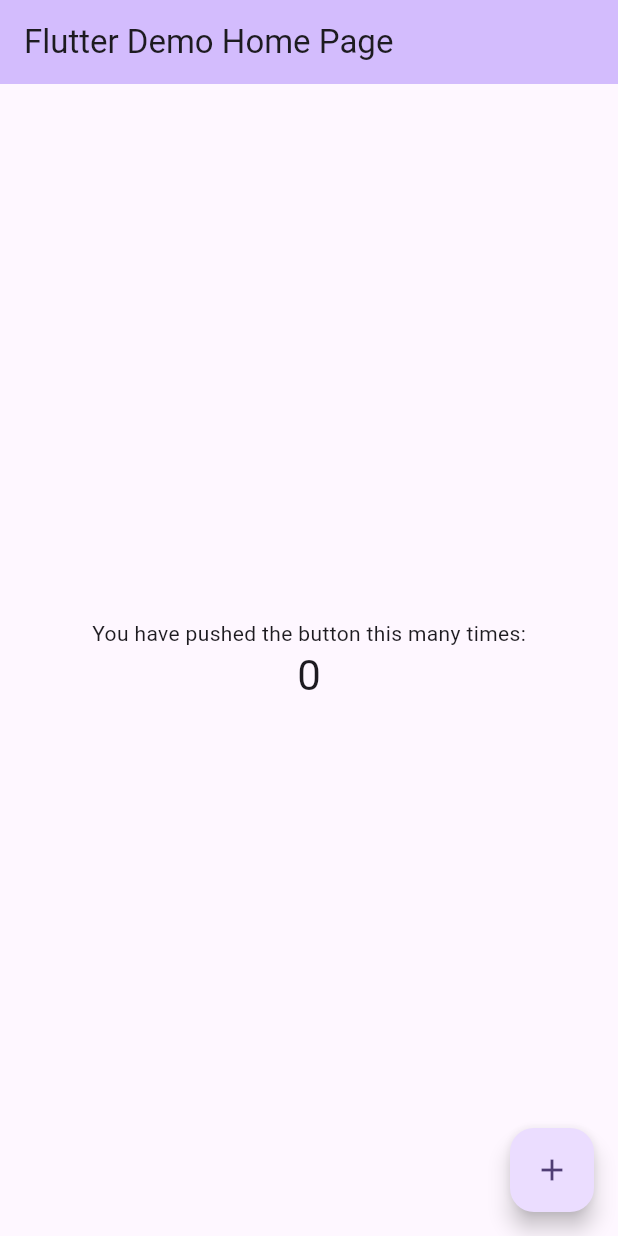
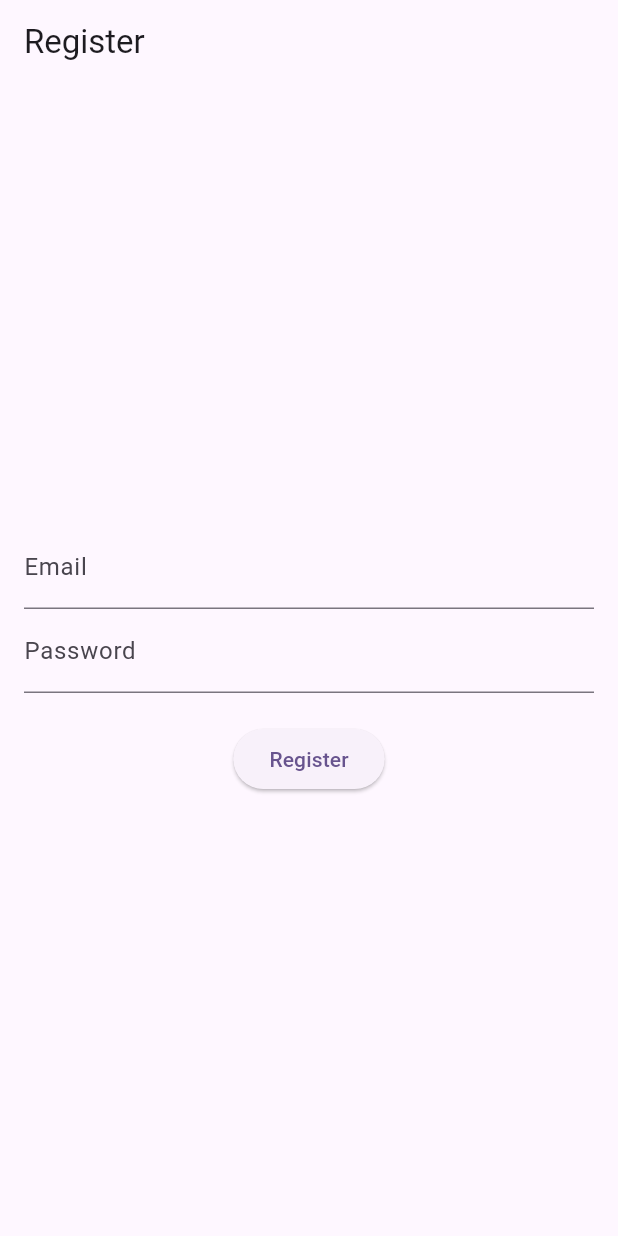
Before and after one commit to Devanshv17/SAATHI-, a Flutter app: the screen it shows after launch, on a phone screen of 412 x 824 dp. Run offline on Flutter 3.47's test engine with Material 3 defaults, Android fonts, the light colour scheme and no system bars; our stand-ins replace firebase_auth, firebase_core; accounts and stored records are empty.

Commit message:
register

```diff
--- a/lib/main.dart
+++ b/lib/main.dart
@@ -1,6 +1,7 @@
 import 'package:flutter/material.dart';
 import 'package:firebase_core/firebase_core.dart';
 import 'firebase_options.dart';
+import 'register.dart';
 
 void main() async {
   WidgetsFlutterBinding.ensureInitialized();
@@ -13,119 +14,15 @@ void main() async {
 class MyApp extends StatelessWidget {
   const MyApp({super.key});
 
-  // This widget is the root of your application.
   @override
   Widget build(BuildContext context) {
     return MaterialApp(
-      title: 'Flutter Demo',
+      title: 'Register',
       theme: ThemeData(
-        // This is the theme of your application.
-        //
-        // TRY THIS: Try running your application with "flutter run". You'll see
-        // the application has a purple toolbar. Then, without quitting the app,
-        // try changing the seedColor in the colorScheme below to Colors.green
-        // and then invoke "hot reload" (save your changes or press the "hot
-        // reload" button in a Flutter-supported IDE, or press "r" if you used
-        // the command line to start the app).
-        //
-        // Notice that the counter didn't reset back to zero; the application
-        // state is not lost during the reload. To reset the state, use hot
-        // restart instead.
-        //
-        // This works for code too, not just values: Most code changes can be
-        // tested with just a hot reload.
         colorScheme: ColorScheme.fromSeed(seedColor: Colors.deepPurple),
         useMaterial3: true,
       ),
-      home: const MyHomePage(title: 'Flutter Demo Home Page'),
+      home: const RegisterPage(),
     );
   }
 }
-
-class MyHomePage extends StatefulWidget {
-  const MyHomePage({super.key, required this.title});
-
-  // This widget is the home page of your application. It is stateful, meaning
-  // that it has a State object (defined below) that contains fields that affect
-  // how it looks.
-
-  // This class is the configuration for the state. It holds the values (in this
-  // case the title) provided by the parent (in this case the App widget) and
-  // used by the build method of the State. Fields in a Widget subclass are
-  // always marked "final".
-
-  final String title;
-
-  @override
-  State<MyHomePage> createState() => _MyHomePageState();
-}
-
-class _MyHomePageState extends State<MyHomePage> {
-  int _counter = 0;
-
-  void _incrementCounter() {
-    setState(() {
-      // This call to setState tells the Flutter framework that something has
-      // changed in this State, which causes it to rerun the build method below
-      // so that the display can reflect the updated values. If we changed
-      // _counter without calling setState(), then the build method would not be
-      // called again, and so nothing would appear to happen.
-      _counter++;
-    });
-  }
-
-  @override
-  Widget build(BuildContext context) {
-    // This method is rerun every time setState is called, for instance as done
-    // by the _incrementCounter method above.
-    //
-    // The Flutter framework has been optimized to make rerunning build methods
-    // fast, so that you can just rebuild anything that needs updating rather
-    // than having to individually change instances of widgets.
-    return Scaffold(
-      appBar: AppBar(
-        // TRY THIS: Try changing the color here to a specific color (to
-        // Colors.amber, perhaps?) and trigger a hot reload to see the AppBar
-        // change color while the other colors stay the same.
-        backgroundColor: Theme.of(context).colorScheme.inversePrimary,
-        // Here we take the value from the MyHomePage object that was created by
-        // the App.build method, and use it to set our appbar title.
-        title: Text(widget.title),
-      ),
-      body: Center(
-        // Center is a layout widget. It takes a single child and positions it
-        // in the middle of the parent.
-        child: Column(
-          // Column is also a layout widget. It takes a list of children and
-          // arranges them vertically. By default, it sizes itself to fit its
-          // children horizontally, and tries to be as tall as its parent.
-          //
-          // Column has various properties to control how it sizes itself and
-          // how it positions its children. Here we use mainAxisAlignment to
-          // center the children vertically; the main axis here is the vertical
-          // axis because Columns are vertical (the cross axis would be
-          // horizontal).
-          //
-          // TRY THIS: Invoke "debug painting" (choose the "Toggle Debug Paint"
-          // action in the IDE, or press "p" in the console), to see the
-          // wireframe for each widget.
-          mainAxisAlignment: MainAxisAlignment.center,
-          children: <Widget>[
-            const Text(
-              'You have pushed the button this many times:',
-            ),
-            Text(
-              '$_counter',
-              style: Theme.of(context).textTheme.headlineMedium,
-            ),
-          ],
-        ),
-      ),
-      floatingActionButton: FloatingActionButton(
-        onPressed: _incrementCounter,
-        tooltip: 'Increment',
-        child: const Icon(Icons.add),
-      ), // This trailing comma makes auto-formatting nicer for build methods.
-    );
-  }
-}
--- /dev/null
+++ b/lib/register.dart
@@ -0,0 +1,81 @@
+import 'package:flutter/material.dart';
+import 'package:firebase_auth/firebase_auth.dart';
+
+class RegisterPage extends StatefulWidget {
+  const RegisterPage({super.key});
+
+  @override
+  _RegisterPageState createState() => _RegisterPageState();
+}
+
+class _RegisterPageState extends State<RegisterPage> {
+  final FirebaseAuth _auth = FirebaseAuth.instance;
+  final TextEditingController _emailController = TextEditingController();
+  final TextEditingController _passwordController = TextEditingController();
+  final GlobalKey<FormState> _formKey = GlobalKey<FormState>();
+  String _errorMessage = '';
+
+  Future<void> _register() async {
+    if (_formKey.currentState!.validate()) {
+      try {
+        await _auth.createUserWithEmailAndPassword(
+          email: _emailController.text.trim(),
+          password: _passwordController.text.trim(),
+        );
+        // Navigate to home or show success message
+        ScaffoldMessenger.of(context).showSnackBar(
+          const SnackBar(content: Text('Registration Successful')),
+        );
+      } catch (e) {
+        setState(() {
+          _errorMessage = e.toString();
+        });
+      }
+    }
+  }
+
+  @override
+  Widget build(BuildContext context) {
+    return Scaffold(
+      appBar: AppBar(title: const Text('Register')),
+      body: Padding(
+        padding: const EdgeInsets.all(16.0),
+        child: Form(
+          key: _formKey,
+          child: Column(
+            mainAxisAlignment: MainAxisAlignment.center,
+            children: [
+              TextFormField(
+                controller: _emailController,
+                decoration: const InputDecoration(labelText: 'Email'),
+                keyboardType: TextInputType.emailAddress,
+                validator: (value) =>
+                value!.isEmpty ? 'Please enter an email' : null,
+              ),
+              TextFormField(
+                controller: _passwordController,
+                decoration: const InputDecoration(labelText: 'Password'),
+                obscureText: true,
+                validator: (value) =>
+                value!.length < 6 ? 'Password must be at least 6 characters' : null,
+              ),
+              const SizedBox(height: 20),
+              ElevatedButton(
+                onPressed: _register,
+                child: const Text('Register'),
+              ),
+              if (_errorMessage.isNotEmpty)
+                Padding(
+                  padding: const EdgeInsets.all(8.0),
+                  child: Text(
+                    _errorMessage,
+                    style: const TextStyle(color: Colors.red),
+                  ),
+                ),
+            ],
+          ),
+        ),
+      ),
+    );
+  }
+}
--- a/pubspec.yaml
+++ b/pubspec.yaml
@@ -35,6 +35,7 @@ dependencies:
   # Use with the CupertinoIcons class for iOS style icons.
   cupertino_icons: ^1.0.8
   firebase_core: ^3.12.1
+  firebase_auth: ^5.5.1
 
 dev_dependencies:
   flutter_test:
```
Also changed, not shown: pubspec.lock, 4 other files.
